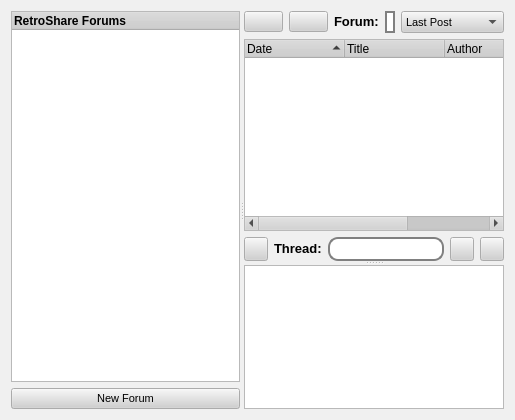
Qt form retroshare-gui/src/gui/ForumsDialog.ui (RetroShare/RetroShare) before a commit.
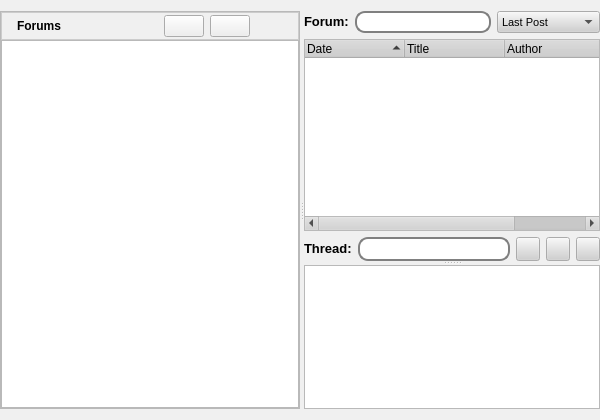
The same form after that commit. Icons and pictures are not drawn.

Commit message: little improvements for Channels and Forums Design

The edit to the form file:
```diff
--- a/retroshare-gui/src/gui/ForumsDialog.ui
+++ b/retroshare-gui/src/gui/ForumsDialog.ui
@@ -6,7 +6,7 @@
    <rect>
     <x>0</x>
     <y>0</y>
-    <width>515</width>
+    <width>600</width>
     <height>420</height>
    </rect>
   </property>
@@ -505,15 +505,214 @@
   <property name="contextMenuPolicy">
    <enum>Qt::DefaultContextMenu</enum>
   </property>
-  <layout class="QGridLayout" name="gridLayout_3">
+  <layout class="QGridLayout" name="gridLayout_4">
+   <property name="leftMargin">
+    <number>0</number>
+   </property>
+   <property name="rightMargin">
+    <number>0</number>
+   </property>
    <item row="0" column="0">
     <widget class="QSplitter" name="splitter">
      <property name="orientation">
       <enum>Qt::Horizontal</enum>
      </property>
-     <widget class="QWidget" name="">
-      <layout class="QVBoxLayout" name="verticalLayout">
-       <item>
+     <widget class="QFrame" name="frame">
+      <property name="maximumSize">
+       <size>
+        <width>300</width>
+        <height>16777215</height>
+       </size>
+      </property>
+      <property name="baseSize">
+       <size>
+        <width>220</width>
+        <height>0</height>
+       </size>
+      </property>
+      <property name="frameShape">
+       <enum>QFrame::StyledPanel</enum>
+      </property>
+      <property name="frameShadow">
+       <enum>QFrame::Raised</enum>
+      </property>
+      <layout class="QGridLayout" name="gridLayout_3">
+       <property name="margin">
+        <number>0</number>
+       </property>
+       <property name="spacing">
+        <number>0</number>
+       </property>
+       <item row="0" column="0">
+        <widget class="QFrame" name="chheaderframe">
+         <property name="minimumSize">
+          <size>
+           <width>0</width>
+           <height>0</height>
+          </size>
+         </property>
+         <property name="maximumSize">
+          <size>
+           <width>16777215</width>
+           <height>16777215</height>
+          </size>
+         </property>
+         <property name="baseSize">
+          <size>
+           <width>0</width>
+           <height>0</height>
+          </size>
+         </property>
+         <property name="styleSheet">
+          <string notr="true"> QFrame#chheaderframe{
+background-color: qlineargradient(x1:0, y1:0, x2:0, y2:1,
+                                       stop:0 #FEFEFE, stop:1 #E8E8E8);
+
+border: 1px solid #CCCCCC;}
+
+</string>
+         </property>
+         <property name="frameShape">
+          <enum>QFrame::StyledPanel</enum>
+         </property>
+         <property name="frameShadow">
+          <enum>QFrame::Raised</enum>
+         </property>
+         <layout class="QGridLayout" name="gridLayout_6">
+          <property name="margin">
+           <number>2</number>
+          </property>
+          <item row="0" column="0">
+           <layout class="QGridLayout" name="_2">
+            <property name="verticalSpacing">
+             <number>0</number>
+            </property>
+            <item row="0" column="0">
+             <widget class="QLabel" name="label">
+              <property name="maximumSize">
+               <size>
+                <width>24</width>
+                <height>24</height>
+               </size>
+              </property>
+              <property name="text">
+               <string/>
+              </property>
+              <property name="pixmap">
+               <pixmap resource="images.qrc">:/images/konversation.png</pixmap>
+              </property>
+              <property name="scaledContents">
+               <bool>true</bool>
+              </property>
+             </widget>
+            </item>
+            <item row="0" column="1">
+             <widget class="QLabel" name="label_2">
+              <property name="text">
+               <string>&lt;!DOCTYPE HTML PUBLIC &quot;-//W3C//DTD HTML 4.0//EN&quot; &quot;http://www.w3.org/TR/REC-html40/strict.dtd&quot;&gt;
+&lt;html&gt;&lt;head&gt;&lt;meta name=&quot;qrichtext&quot; content=&quot;1&quot; /&gt;&lt;style type=&quot;text/css&quot;&gt;
+p, li { white-space: pre-wrap; }
+&lt;/style&gt;&lt;/head&gt;&lt;body style=&quot; font-family:'MS Shell Dlg 2'; font-size:8.25pt; font-weight:400; font-style:normal;&quot;&gt;
+&lt;p style=&quot; margin-top:0px; margin-bottom:0px; margin-left:0px; margin-right:0px; -qt-block-indent:0; text-indent:0px;&quot;&gt;&lt;span style=&quot; font-family:'Arial'; font-size:9pt; font-weight:600;&quot;&gt;Forums&lt;/span&gt;&lt;/p&gt;&lt;/body&gt;&lt;/html&gt;</string>
+              </property>
+             </widget>
+            </item>
+           </layout>
+          </item>
+          <item row="0" column="1">
+           <spacer>
+            <property name="orientation">
+             <enum>Qt::Horizontal</enum>
+            </property>
+            <property name="sizeHint" stdset="0">
+             <size>
+              <width>123</width>
+              <height>13</height>
+             </size>
+            </property>
+           </spacer>
+          </item>
+          <item row="0" column="4">
+           <widget class="QPushButton" name="forumpushButton">
+            <property name="toolTip">
+             <string>Add</string>
+            </property>
+            <property name="styleSheet">
+             <string notr="true">QPushButton::menu-indicator {
+     subcontrol-origin: padding;
+     subcontrol-position: bottom right;
+ }
+
+ QPushButton::menu-indicator:pressed, QPushButton::menu-indicator:open {
+     position: relative;
+     top: 2px; left: 2px; /* shift the arrow by 2 px */
+ }
+
+ QPushButton:hover {
+	border: 1px solid #CCCCCC;
+ }</string>
+            </property>
+            <property name="text">
+             <string/>
+            </property>
+            <property name="icon">
+             <iconset resource="images.qrc">
+              <normaloff>:/images/edit_add24.png</normaloff>:/images/edit_add24.png</iconset>
+            </property>
+            <property name="iconSize">
+             <size>
+              <width>16</width>
+              <height>16</height>
+             </size>
+            </property>
+            <property name="default">
+             <bool>false</bool>
+            </property>
+            <property name="flat">
+             <bool>true</bool>
+            </property>
+           </widget>
+          </item>
+          <item row="0" column="2">
+           <widget class="QPushButton" name="newthreadButton">
+            <property name="toolTip">
+             <string>&lt;!DOCTYPE HTML PUBLIC &quot;-//W3C//DTD HTML 4.0//EN&quot; &quot;http://www.w3.org/TR/REC-html40/strict.dtd&quot;&gt;
+&lt;html&gt;&lt;head&gt;&lt;meta name=&quot;qrichtext&quot; content=&quot;1&quot; /&gt;&lt;style type=&quot;text/css&quot;&gt;
+p, li { white-space: pre-wrap; }
+&lt;/style&gt;&lt;/head&gt;&lt;body style=&quot; font-family:'Arial'; font-size:8pt; font-weight:400; font-style:normal;&quot;&gt;
+&lt;p style=&quot; margin-top:0px; margin-bottom:0px; margin-left:0px; margin-right:0px; -qt-block-indent:0; text-indent:0px;&quot;&gt;Start new Thread for Selected Forum&lt;/p&gt;&lt;/body&gt;&lt;/html&gt;</string>
+            </property>
+            <property name="text">
+             <string/>
+            </property>
+            <property name="icon">
+             <iconset resource="images.qrc">
+              <normaloff>:/images/mail_new.png</normaloff>:/images/mail_new.png</iconset>
+            </property>
+           </widget>
+          </item>
+          <item row="0" column="3">
+           <widget class="QPushButton" name="newmessageButton">
+            <property name="toolTip">
+             <string>&lt;!DOCTYPE HTML PUBLIC &quot;-//W3C//DTD HTML 4.0//EN&quot; &quot;http://www.w3.org/TR/REC-html40/strict.dtd&quot;&gt;
+&lt;html&gt;&lt;head&gt;&lt;meta name=&quot;qrichtext&quot; content=&quot;1&quot; /&gt;&lt;style type=&quot;text/css&quot;&gt;
+p, li { white-space: pre-wrap; }
+&lt;/style&gt;&lt;/head&gt;&lt;body style=&quot; font-family:'Arial'; font-size:8pt; font-weight:400; font-style:normal;&quot;&gt;
+&lt;p style=&quot; margin-top:0px; margin-bottom:0px; margin-left:0px; margin-right:0px; -qt-block-indent:0; text-indent:0px;&quot;&gt;Reply Message&lt;/p&gt;&lt;/body&gt;&lt;/html&gt;</string>
+            </property>
+            <property name="text">
+             <string/>
+            </property>
+            <property name="icon">
+             <iconset resource="images.qrc">
+              <normaloff>:/images/mail_reply.png</normaloff>:/images/mail_reply.png</iconset>
+            </property>
+           </widget>
+          </item>
+         </layout>
+        </widget>
+       </item>
+       <item row="1" column="0">
         <widget class="QTreeWidget" name="forumTreeWidget">
          <property name="enabled">
           <bool>true</bool>
@@ -544,6 +743,9 @@
          <property name="contextMenuPolicy">
           <enum>Qt::CustomContextMenu</enum>
          </property>
+         <property name="headerHidden">
+          <bool>true</bool>
+         </property>
          <column>
           <property name="text">
            <string>RetroShare Forums</string>
@@ -558,13 +760,6 @@
          </column>
         </widget>
        </item>
-       <item>
-        <widget class="QPushButton" name="newForumButton">
-         <property name="text">
-          <string>New Forum</string>
-         </property>
-        </widget>
-       </item>
       </layout>
      </widget>
      <widget class="QSplitter" name="msgSplitter">
@@ -575,42 +770,6 @@
        <layout class="QGridLayout" name="gridLayout_2">
         <item row="0" column="0">
          <layout class="QHBoxLayout">
-          <item>
-           <widget class="QPushButton" name="newthreadButton">
-            <property name="toolTip">
-             <string>&lt;!DOCTYPE HTML PUBLIC &quot;-//W3C//DTD HTML 4.0//EN&quot; &quot;http://www.w3.org/TR/REC-html40/strict.dtd&quot;&gt;
-&lt;html&gt;&lt;head&gt;&lt;meta name=&quot;qrichtext&quot; content=&quot;1&quot; /&gt;&lt;style type=&quot;text/css&quot;&gt;
-p, li { white-space: pre-wrap; }
-&lt;/style&gt;&lt;/head&gt;&lt;body style=&quot; font-family:'Arial'; font-size:8pt; font-weight:400; font-style:normal;&quot;&gt;
-&lt;p style=&quot; margin-top:0px; margin-bottom:0px; margin-left:0px; margin-right:0px; -qt-block-indent:0; text-indent:0px;&quot;&gt;Start new Thread for Selected Forum&lt;/p&gt;&lt;/body&gt;&lt;/html&gt;</string>
-            </property>
-            <property name="text">
-             <string/>
-            </property>
-            <property name="icon">
-             <iconset resource="images.qrc">
-              <normaloff>:/images/mail_new.png</normaloff>:/images/mail_new.png</iconset>
-            </property>
-           </widget>
-          </item>
-          <item>
-           <widget class="QPushButton" name="newmessageButton">
-            <property name="toolTip">
-             <string>&lt;!DOCTYPE HTML PUBLIC &quot;-//W3C//DTD HTML 4.0//EN&quot; &quot;http://www.w3.org/TR/REC-html40/strict.dtd&quot;&gt;
-&lt;html&gt;&lt;head&gt;&lt;meta name=&quot;qrichtext&quot; content=&quot;1&quot; /&gt;&lt;style type=&quot;text/css&quot;&gt;
-p, li { white-space: pre-wrap; }
-&lt;/style&gt;&lt;/head&gt;&lt;body style=&quot; font-family:'Arial'; font-size:8pt; font-weight:400; font-style:normal;&quot;&gt;
-&lt;p style=&quot; margin-top:0px; margin-bottom:0px; margin-left:0px; margin-right:0px; -qt-block-indent:0; text-indent:0px;&quot;&gt;Reply Message&lt;/p&gt;&lt;/body&gt;&lt;/html&gt;</string>
-            </property>
-            <property name="text">
-             <string/>
-            </property>
-            <property name="icon">
-             <iconset resource="images.qrc">
-              <normaloff>:/images/mail_reply.png</normaloff>:/images/mail_reply.png</iconset>
-            </property>
-           </widget>
-          </item>
           <item>
            <widget class="QLabel" name="label_17">
             <property name="sizePolicy">
@@ -735,23 +894,6 @@
         </item>
         <item row="2" column="0">
          <layout class="QGridLayout" name="gridLayout">
-          <item row="0" column="0">
-           <widget class="QPushButton" name="expandButton">
-            <property name="maximumSize">
-             <size>
-              <width>24</width>
-              <height>24</height>
-             </size>
-            </property>
-            <property name="text">
-             <string/>
-            </property>
-            <property name="icon">
-             <iconset resource="images.qrc">
-              <normaloff>:/images/edit_remove24.png</normaloff>:/images/edit_remove24.png</iconset>
-            </property>
-           </widget>
-          </item>
           <item row="0" column="1">
            <widget class="QLabel" name="threadlabel">
             <property name="sizePolicy">
@@ -845,6 +987,23 @@
             </property>
            </widget>
           </item>
+          <item row="0" column="5">
+           <widget class="QPushButton" name="expandButton">
+            <property name="maximumSize">
+             <size>
+              <width>24</width>
+              <height>24</height>
+             </size>
+            </property>
+            <property name="text">
+             <string/>
+            </property>
+            <property name="icon">
+             <iconset resource="images.qrc">
+              <normaloff>:/images/edit_remove24.png</normaloff>:/images/edit_remove24.png</iconset>
+            </property>
+           </widget>
+          </item>
          </layout>
         </item>
        </layout>
```
Left out of the diff: 15 changed lines with no effect on the pictures. The commit also changes 3 other files.
